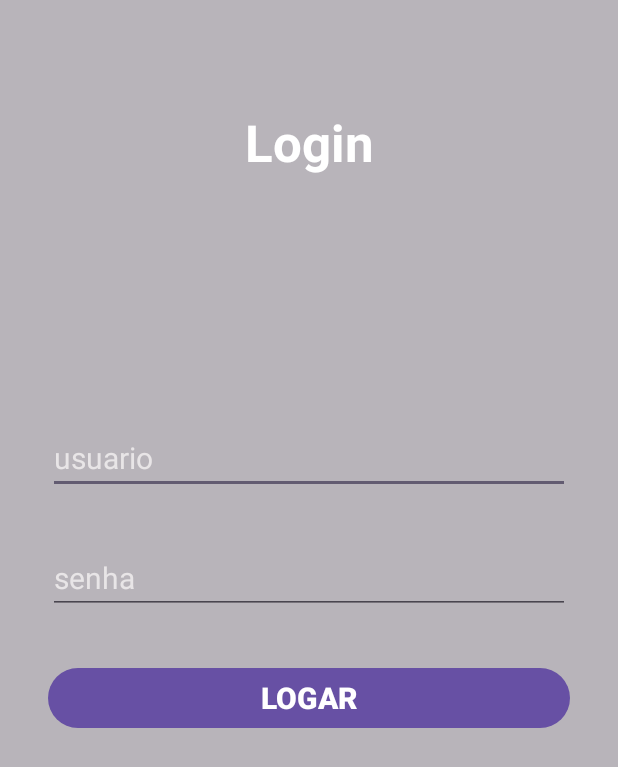
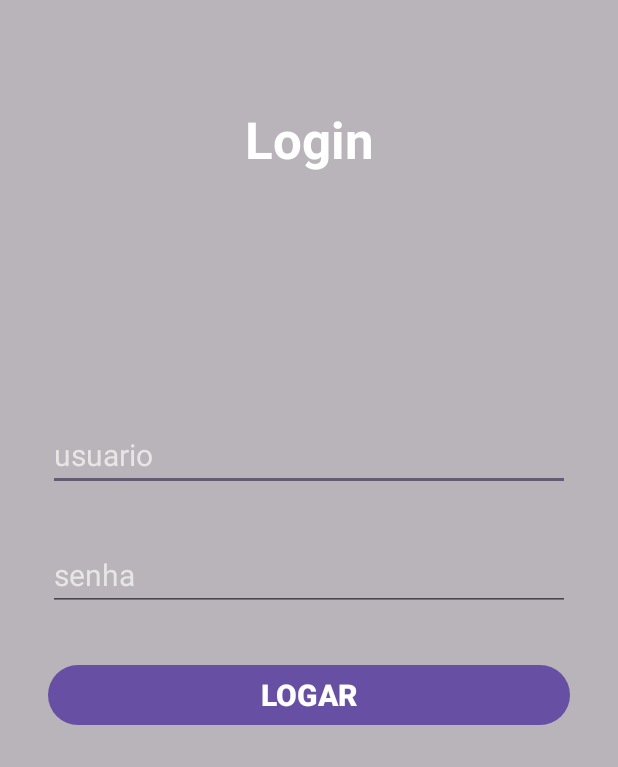
Before and after one commit to SamCodeX01/App-Origem-e-Destino, an Android app: the screen it shows after launch (LoginActivity), on a phone screen of 412 x 824 dp. Shown: the top 767 px of the screen. Run offline under Robolectric (Android 15) with nearby library versions, the phone set to English and light mode, and no system bars.

```diff
--- a/app/src/main/res/layout/activity_login.xml
+++ b/app/src/main/res/layout/activity_login.xml
@@ -56,7 +56,7 @@
         android:layout_width="0dp"
         android:layout_height="wrap_content"
         android:layout_marginStart="32dp"
-        android:layout_marginTop="72dp"
+        android:layout_marginTop="70dp"
         android:layout_marginEnd="32dp"
         android:text="Login"
         android:textAlignment="center"
```
